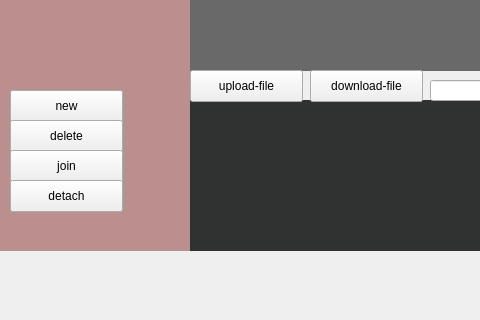
Before: the Qt Designer form client-plus/mainwindow.ui in redamancyguy/chaty-plus, drawn with Qt 5; both pictures show x 0 to 480 and y 280 to 600 of the 800 by 600 pixel window.
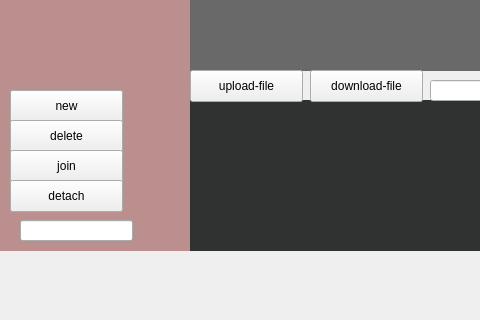
After: the same form once the commit is applied.

The edit to the form file:
```diff
--- a/client-plus/mainwindow.ui
+++ b/client-plus/mainwindow.ui
@@ -165,6 +165,16 @@
      </rect>
     </property>
    </widget>
+   <widget class="QLineEdit" name="lineEdit_2">
+    <property name="geometry">
+     <rect>
+      <x>20</x>
+      <y>500</y>
+      <width>113</width>
+      <height>21</height>
+     </rect>
+    </property>
+   </widget>
   </widget>
   <widget class="QMenuBar" name="menubar">
    <property name="geometry">
```
Left out of the diff: 2 changed lines with no effect on the pictures.
